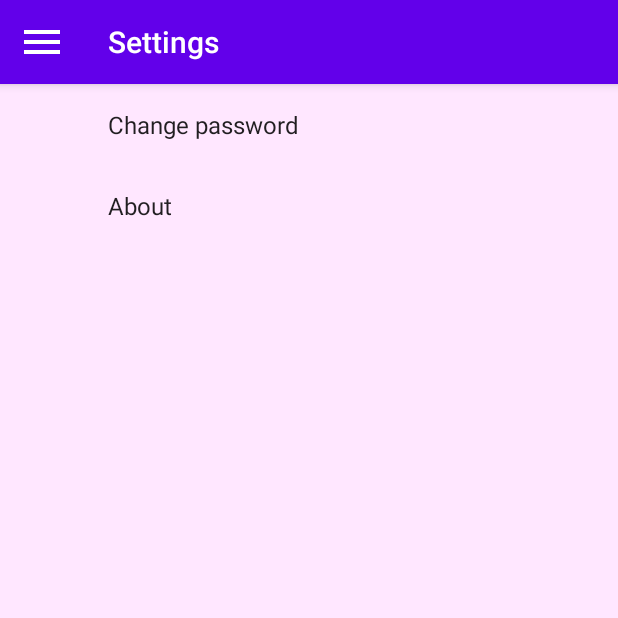
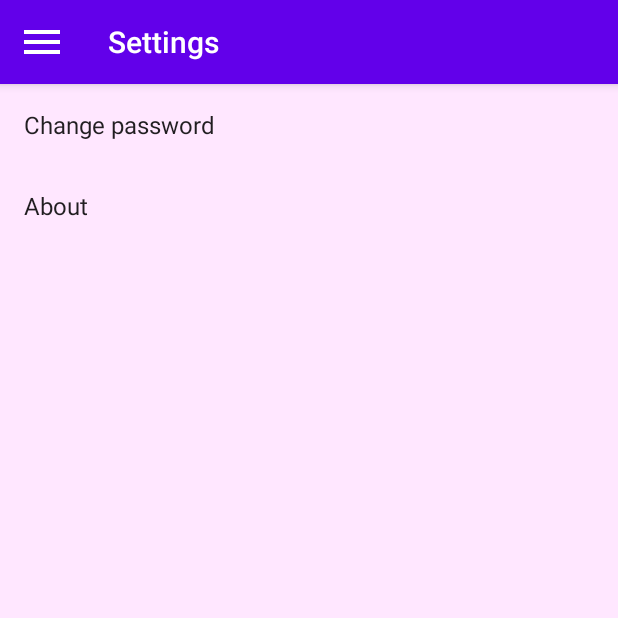
Before and after one commit to Lider123/mobile_desiregallery, an Android app: the fragment SettingsFragment placed in its activity, in the side drawer, after a tap on "Settings", on a phone screen of 412 x 824 dp, the top half of it. Run offline under Robolectric (Android 15) with nearby library versions, the phone set to English and light mode, and no system bars; our stand-ins replace Firebase (no records; nobody signed in at launch, a user with empty details on screens opened directly), Picasso, RxJava, androidx.preference, paging; libraries missing offline, so code that uses them is left out: androidx.paging, com.theartofdev.edmodo, com.vk.sdk; pictures from the network do not load; 4 statements that could not run were skipped.

Commit message:
Redesigned preferences screen

```diff
--- a/app/src/main/res/xml/prefs.xml
+++ b/app/src/main/res/xml/prefs.xml
@@ -1,10 +1,21 @@
 <?xml version="1.0" encoding="utf-8"?>
 <PreferenceScreen
-        xmlns:android="http://schemas.android.com/apk/res/android">
+        xmlns:android="http://schemas.android.com/apk/res/android"
+        xmlns:app="http://schemas.android.com/apk/res-auto"
+        app:allowDividerBelow="true"
+        app:allowDividerAbove="true">
+
     <Preference
             android:key="@string/pref_change_password_key"
-            android:title="@string/change_password"/>
+            android:title="@string/change_password"
+            app:iconSpaceReserved="false"
+            app:allowDividerAbove="true"
+            app:allowDividerBelow="true"/>
+
     <Preference
             android:key="@string/pref_about_key"
-            android:title="@string/about"/>
+            android:title="@string/about"
+            app:iconSpaceReserved="false"
+            app:allowDividerAbove="true"
+            app:allowDividerBelow="true"/>
 </PreferenceScreen>
```
